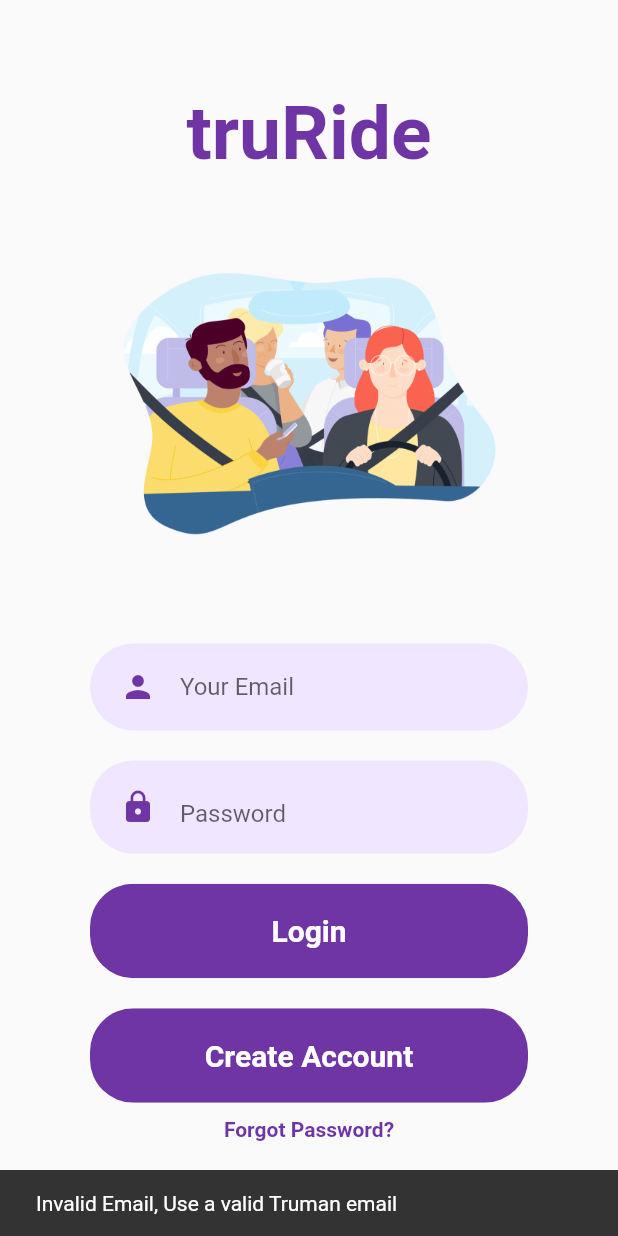
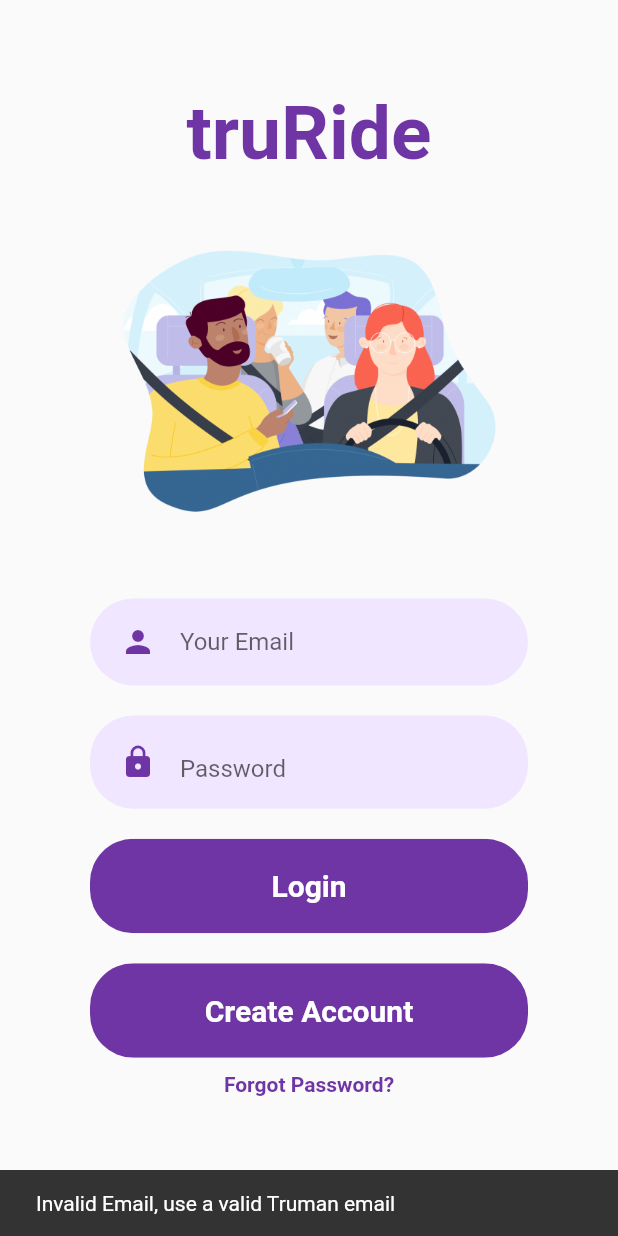
Before and after one commit to kwakubonsam/carpool, a Flutter app: the screen it shows after launch, after a tap on "Create Account", on a phone screen of 412 x 824 dp. Run offline on Flutter 3.47's test engine with Material 2 defaults, Android fonts, the phone set to English and light mode, and no system bars; our stand-ins replace cloud_firestore, firebase_auth, firebase_core, flutter_form_builder; accounts and stored records are empty; network calls fail.

Commit message:
minor changes

```diff
--- a/lib/screens/login/login_screen.dart
+++ b/lib/screens/login/login_screen.dart
@@ -42,7 +42,7 @@ class _LoginState extends State<LoginScreen> {
 //              SizedBox(height: size.height * 0.01),
               Image.asset(
               "assets/images/cars.png",
-                height: 300,
+                height: 270,
                 width: 250,
               ),
               //SizedBox(height: size.height * 0.3),
@@ -82,7 +82,7 @@ class _LoginState extends State<LoginScreen> {
                   if(!email.hasMatch(_emailController.text)){
                     Scaffold.of(context).showSnackBar(
                         SnackBar(
-                          content: Text("Invalid Email, Use a valid Truman email"),
+                          content: Text("Invalid Email, use a valid Truman email"),
                         ),
                     );
                   }
```
